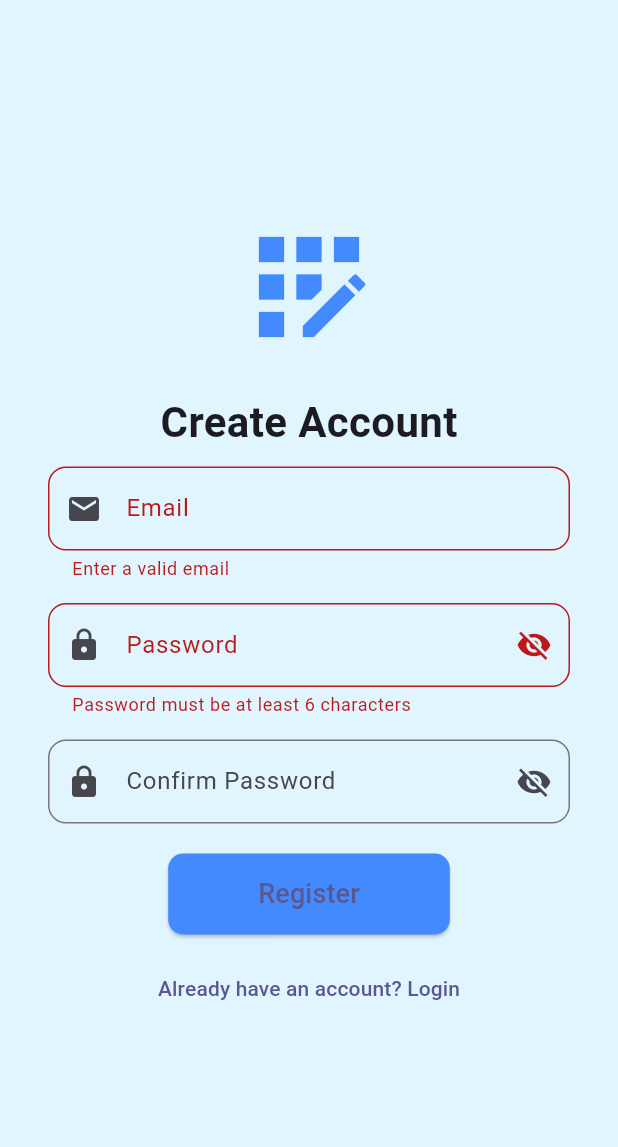
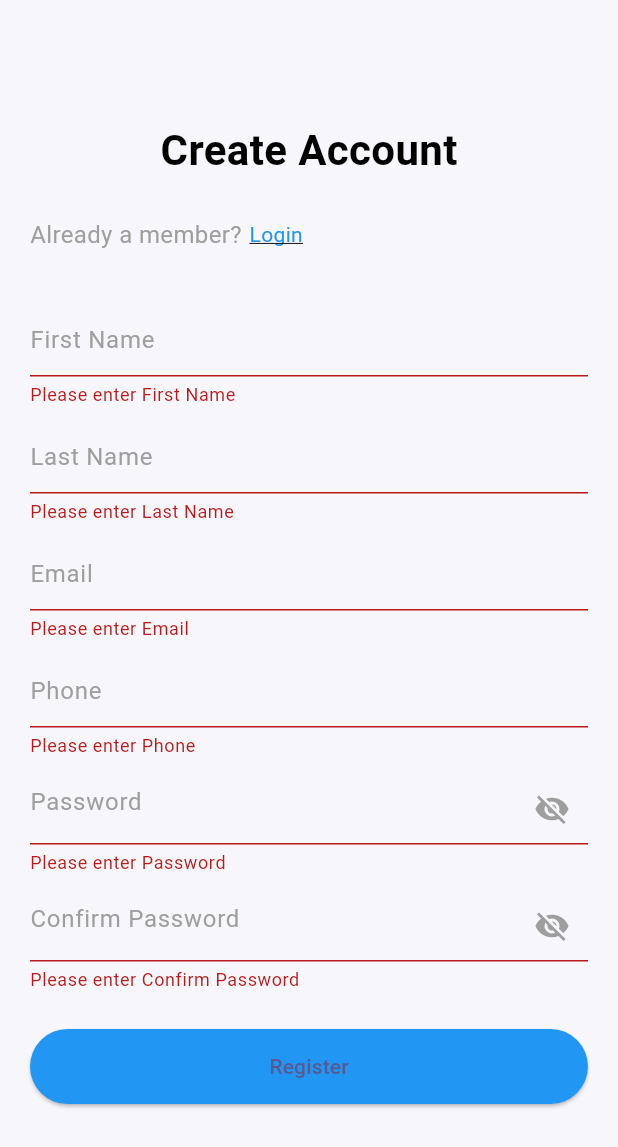
Before and after one commit to smkadijay/my_lu, a Flutter app: the RegistrationPage screen opened directly, after a tap on "Register", on a phone screen of 412 x 824 dp. Shown: the top 1147 px of the screen. Run offline on Flutter 3.47's test engine with Material 3 defaults, Android fonts, the phone set to English and light mode, and no system bars; our stand-ins replace cloud_firestore, firebase_auth, firebase_core; accounts and stored records are empty; network calls fail.

Commit message:
old work

```diff
--- a/lib/registration_page.dart
+++ b/lib/registration_page.dart
@@ -5,180 +5,235 @@
 import 'login_page.dart';
 import 'verify_email_page.dart';
 
-class RegistrationPage extends StatefulWidget {
+const kDefaultPadding = EdgeInsets.symmetric(horizontal: 20.0, vertical: 10.0);
+const kTextFieldColor = Colors.grey;
+const kPrimaryColor = Colors.blue;
+
+const TextStyle subtitle = TextStyle(
+  fontSize: 16,
+  color: Colors.grey,
+);
+
+const TextStyle titleText = TextStyle(
+  fontSize: 28,
+  fontWeight: FontWeight.bold,
+  color: Colors.black,
+);
+
+class RegistrationPage extends StatelessWidget {
   const RegistrationPage({super.key});
-
-  @override
-  State<RegistrationPage> createState() => _RegistrationPageState();
-}
-
-class _RegistrationPageState extends State<RegistrationPage> {
-  final _formKey = GlobalKey<FormState>();
-
-  final TextEditingController _emailController = TextEditingController();
-  final TextEditingController _passwordController = TextEditingController();
-  final TextEditingController _confirmPasswordController =
-      TextEditingController();
-
-  bool _obscurePassword = true;
-  bool _obscureConfirmPassword = true;
 
   @override
   Widget build(BuildContext context) {
     return Scaffold(
-      backgroundColor: Colors.lightBlue.shade50,
-      body: Center(
-        child: SingleChildScrollView(
-          padding: const EdgeInsets.symmetric(horizontal: 32, vertical: 24),
+      body: SingleChildScrollView(
         child: Column(
           children: [
-              const Icon(
-                Icons.app_registration,
-                size: 100,
-                color: Colors.blueAccent,
-              ),
-              const SizedBox(height: 20),
-              const Text(
+            const SizedBox(height: 70),
+            const Padding(
+              padding: kDefaultPadding,
+              child: Text(
                 'Create Account',
-                style: TextStyle(fontSize: 28, fontWeight: FontWeight.bold),
-              ),
-              const SizedBox(height: 10),
-              Form(
-                key: _formKey,
-                child: Column(
-                  children: [
-                    // Email
-                    TextFormField(
-                      controller: _emailController,
-                      decoration: InputDecoration(
-                        labelText: 'Email',
-                        prefixIcon: const Icon(Icons.email),
-                        border: OutlineInputBorder(
-                          borderRadius: BorderRadius.circular(12),
+                style: titleText,
               ),
             ),
-                      validator: (value) {
-                        if (value == null ||
-                            value.isEmpty ||
-                            !value.contains('@')) {
-                          return 'Enter a valid email';
-                        }
-                        return null;
+            const SizedBox(height: 5),
+            Padding(
+              padding: kDefaultPadding,
+              child: Row(
+                children: [
+                  const Text('Already a member?', style: subtitle),
+                  const SizedBox(width: 5),
+                  GestureDetector(
+                    onTap: () {
+                      Navigator.push(
+                        context,
+                        MaterialPageRoute(builder: (context) => LoginPage()),
+                      );
                     },
+                    child: const Text(
+                      'Login',
+                      style: TextStyle(
+                        decoration: TextDecoration.underline,
+                        decorationThickness: 1,
+                        color: kPrimaryColor,
                       ),
-                    const SizedBox(height: 15),
-
-                    // Password
-                    TextFormField(
-                      controller: _passwordController,
-                      obscureText: _obscurePassword,
-                      decoration: InputDecoration(
-                        labelText: 'Password',
-                        prefixIcon: const Icon(Icons.lock),
-                        suffixIcon: IconButton(
-                          icon: Icon(
-                            _obscurePassword
-                                ? Icons.visibility_off
-                                : Icons.visibility,
-                          ),
-                          onPressed: () {
-                            setState(() {
-                              _obscurePassword = !_obscurePassword;
-                            });
-                          },
-                        ),
-                        border: OutlineInputBorder(
-                          borderRadius: BorderRadius.circular(12),
-                        ),
-                      ),
-                      validator: (value) {
-                        if (value == null || value.length < 6) {
-                          return 'Password must be at least 6 characters';
-                        }
-                        return null;
-                      },
-                    ),
-                    const SizedBox(height: 15),
-
-                    // Confirm Password
-                    TextFormField(
-                      controller: _confirmPasswordController,
-                      obscureText: _obscureConfirmPassword,
-                      decoration: InputDecoration(
-                        labelText: 'Confirm Password',
-                        prefixIcon: const Icon(Icons.lock),
-                        suffixIcon: IconButton(
-                          icon: Icon(
-                            _obscureConfirmPassword
-                                ? Icons.visibility_off
-                                : Icons.visibility,
-                          ),
-                          onPressed: () {
-                            setState(() {
-                              _obscureConfirmPassword =
-                                  !_obscureConfirmPassword;
-                            });
-                          },
-                        ),
-                        border: OutlineInputBorder(
-                          borderRadius: BorderRadius.circular(12),
-                        ),
-                      ),
-                      validator: (value) {
-                        if (value != _passwordController.text) {
-                          return 'Passwords do not match';
-                        }
-                        return null;
-                      },
-                    ),
-                    const SizedBox(height: 20),
-
-                    ElevatedButton(
-                      onPressed: () {
-                        if (_formKey.currentState!.validate()) {
-                          // Here you can add user registration logic, e.g. Firebase Auth
-                          ScaffoldMessenger.of(context).showSnackBar(
-                            const SnackBar(
-                              content: Text('Account created successfully!'),
-                            ),
-                          );
-                          Navigator.pushReplacement(
-                            context,
-                            MaterialPageRoute(
-                              builder: (_) =>const LoginPage(),
-                            ),
-                          );
-                        }
-                      },
-                      style: ElevatedButton.styleFrom(
-                        backgroundColor: Colors.blueAccent,
-                        padding: const EdgeInsets.symmetric(
-                          horizontal: 60,
-                          vertical: 14,
-                        ),
-                        shape: RoundedRectangleBorder(
-                          borderRadius: BorderRadius.circular(10),
-                        ),
-                      ),
-                      child: const Text(
-                        "Register",
-                        style: TextStyle(fontSize: 18),
-                      ),
-                    ),
-                    const SizedBox(height: 12),
-                    TextButton(
-                      onPressed: () {
-                        Navigator.pop(context);
-                      },
-                      child: const Text("Already have an account? Login"),
-                    ),
-                  ],
                     ),
                   ),
                 ],
               ),
             ),
+            const SizedBox(height: 10),
+            RegistrationForm(),
+          ],
+        ),
       ),
     );
   }
 }
+
+class RegistrationForm extends StatefulWidget {
+  @override
+  State<RegistrationForm> createState() => _RegistrationFormState();
+}
+
+class _RegistrationFormState extends State<RegistrationForm> {
+  final _formKey = GlobalKey<FormState>();
+
+  final TextEditingController _firstNameController = TextEditingController();
+  final TextEditingController _lastNameController = TextEditingController();
+  final TextEditingController _emailController = TextEditingController();
+  final TextEditingController _phoneController = TextEditingController();
+  final TextEditingController _passwordController = TextEditingController();
+  final TextEditingController _confirmPasswordController = TextEditingController();
+
+  bool _isObscurePassword = true;
+  bool _isObscureConfirm = true;
+
+  bool _loading = false;
+
+  Future<void> _register() async {
+    if (!_formKey.currentState!.validate()) return;
+
+    setState(() => _loading = true);
+
+    try {
+      // Firebase Authentication
+      UserCredential userCredential = await FirebaseAuth.instance
+          .createUserWithEmailAndPassword(
+              email: _emailController.text.trim(),
+              password: _passwordController.text.trim());
+
+      // Firestore user details
+      await FirebaseFirestore.instance
+          .collection('users')
+          .doc(userCredential.user!.uid)
+          .set({
+        'firstName': _firstNameController.text.trim(),
+        'lastName': _lastNameController.text.trim(),
+        'phone': _phoneController.text.trim(),
+        'email': _emailController.text.trim(),
+        'createdAt': FieldValue.serverTimestamp(),
+      });
+
+      // Optional: Email verification
+      await userCredential.user?.sendEmailVerification();
+
+      ScaffoldMessenger.of(context).showSnackBar(
+        const SnackBar(content: Text('Registration Successful! Please verify your email.')),
+      );
+
+      // Clear fields or navigate
+      _formKey.currentState!.reset();
+
+    } on FirebaseAuthException catch (e) {
+      ScaffoldMessenger.of(context).showSnackBar(
+        SnackBar(content: Text(e.message ?? 'Registration failed')),
+      );
+    } catch (e) {
+      ScaffoldMessenger.of(context).showSnackBar(
+        SnackBar(content: Text('Something went wrong: $e')),
+      );
+    } finally {
+      setState(() => _loading = false);
+    }
+  }
+
+  @override
+  Widget build(BuildContext context) {
+    return Padding(
+      padding: kDefaultPadding,
+      child: Form(
+        key: _formKey,
+        child: Column(
+          children: [
+            buildInputForm('First Name', _firstNameController, false),
+            buildInputForm('Last Name', _lastNameController, false),
+            buildInputForm('Email', _emailController, false),
+            buildInputForm('Phone', _phoneController, false),
+            buildInputForm('Password', _passwordController, true, true),
+            buildInputForm('Confirm Password', _confirmPasswordController, true, false),
+            const SizedBox(height: 20),
+            ElevatedButton(
+              style: ElevatedButton.styleFrom(
+                backgroundColor: kPrimaryColor,
+                minimumSize: const Size(double.infinity, 50),
+              ),
+              onPressed: _loading ? null : _register,
+              child: _loading
+                  ? const CircularProgressIndicator(color: Colors.white)
+                  : const Text('Register'),
+            ),
+          ],
+        ),
+      ),
+    );
+  }
+
+  Padding buildInputForm(
+      String hint, TextEditingController controller, bool isPassword,
+      [bool isPasswordField = true]) {
+    return Padding(
+      padding: const EdgeInsets.symmetric(vertical: 5),
+      child: TextFormField(
+        controller: controller,
+        obscureText: isPassword
+            ? (isPasswordField ? _isObscurePassword : _isObscureConfirm)
+            : false,
+        validator: (value) {
+          if (value == null || value.isEmpty) {
+            return 'Please enter $hint';
+          }
+          if (hint == 'Email' && !RegExp(r'^[^@]+@[^@]+\.[^@]+').hasMatch(value)) {
+            return 'Enter a valid email';
+          }
+          if (hint == 'Password') {
+            if (value.length < 6 ||
+                !RegExp(r'^(?=.*[A-Za-z])(?=.*\d)[A-Za-z\d]{6,}$').hasMatch(value)) {
+              return 'Password must be at least 6 characters and contain at least one letter and one number';
+            }
+          }
+          if (hint == 'Confirm Password' && value != _passwordController.text) {
+            return 'Passwords do not match';
+          }
+          return null;
+        },
+        decoration: InputDecoration(
+          hintText: hint,
+          hintStyle: const TextStyle(color: kTextFieldColor),
+          focusedBorder: const UnderlineInputBorder(
+              borderSide: BorderSide(color: kPrimaryColor)),
+          suffixIcon: isPassword
+              ? IconButton(
+                  onPressed: () {
+                    setState(() {
+                      if (isPasswordField) {
+                        _isObscurePassword = !_isObscurePassword;
+                      } else {
+                        _isObscureConfirm = !_isObscureConfirm;
+                      }
+                    });
+                  },
+                  icon: Icon(
+                    (isPasswordField ? _isObscurePassword : _isObscureConfirm)
+                        ? Icons.visibility_off
+                        : Icons.visibility,
+                    color: kTextFieldColor,
+                  ),
+                )
+              : null,
+        ),
+      ),
+    );
+  }
+}
+
+// Simple placeholder for Login Page
+class LoginPage extends StatelessWidget {
+  @override
+  Widget build(BuildContext context) {
+    return const Scaffold(
+      body: Center(child: Text('Login Page')),
+    );
+  }
+}
```
Also changed, not shown: lib/home_page.dart (+6 -9 lines), lib/login_page.dart (+25 -109 lines), lib/splash_screen.dart (+6 -6 lines). Lines whose indentation alone changed are shown as unchanged.
